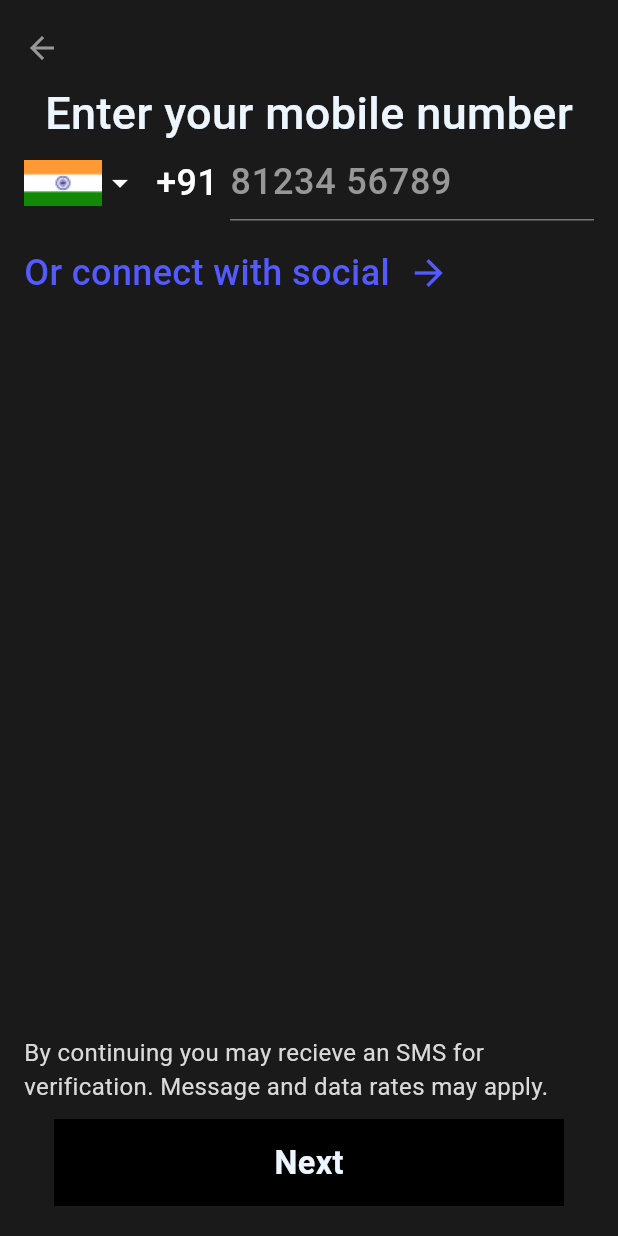
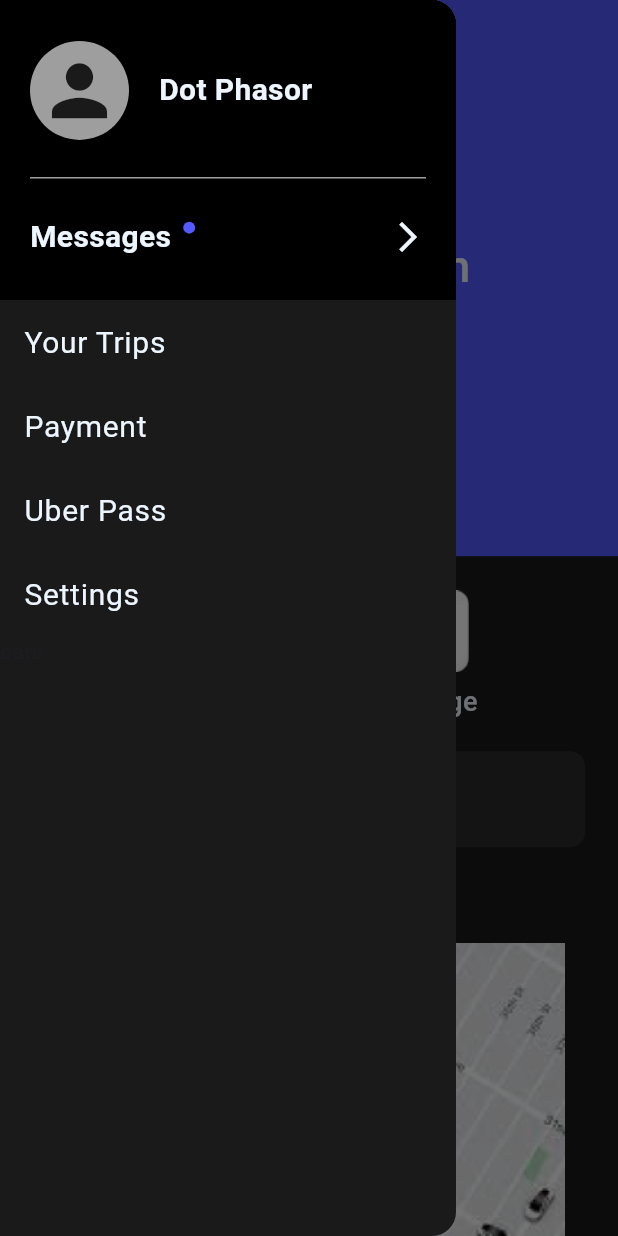
Before and after one commit to Sahil-Kundaliya/Uber-App-Clone, a Flutter app: the screen it shows after launch, with the side drawer open (before the commit the screen has no drawer), on a phone screen of 412 x 824 dp. Run offline on Flutter 3.47's test engine with Material 3 defaults, Android fonts, the phone set to English and light mode, and no system bars; our stand-ins replace flutter_bloc, google_fonts.

Commit message:
home page added
home page added

```diff
--- a/lib/constant/app_images.dart
+++ b/lib/constant/app_images.dart
@@ -8,4 +8,12 @@
   static const authFacebook = 'assets/images/logos_facebook.png';
   static const authPaytm = 'assets/images/Paytm.png';
   static const authGoogle = 'assets/images/auth_google.png';
+
+  // home
+  static const mapWithCars = 'assets/images/map_with_cars.png';
+  static const packageBox = 'assets/images/package_box.png';
+  static const packageLogo = 'assets/images/package_logo.png';
+  static const uberCar = 'assets/images/uber_car.png';
+
+
 }
--- a/lib/constant/app_routes.dart
+++ b/lib/constant/app_routes.dart
@@ -1,5 +1,8 @@
 import 'package:flutter/material.dart';
 import 'package:uber_app_ui_challenge/features/auth/pages/auth_page.dart';
+import 'package:uber_app_ui_challenge/features/home/pages/confirm_package_page.dart';
+import 'package:uber_app_ui_challenge/features/home/pages/home_page.dart';
+import 'package:uber_app_ui_challenge/features/home/pages/select_package_page.dart';
 import 'package:uber_app_ui_challenge/features/splash/pages/splash_page.dart';
 
 class AppRoutes {
@@ -11,6 +14,11 @@
 
   Map<String, Widget Function(BuildContext)> routes = {
     '/': (context) => const SplashScreen(),
-    AuthScreen.authScreen: (context) => AuthScreen(),
+    AuthScreen.authScreen: (context) => const AuthScreen(),
+    HomeScreen.homeScreen: (context) => const HomeScreen(),
+    ConfirmPackageScreen.confirmPackageScreen: (context) =>
+        ConfirmPackageScreen(),
+    SelectPackageScreen.selectPackageScreen: (context) =>
+        const SelectPackageScreen(),
   };
 }
--- /dev/null
+++ b/lib/features/home/cubits/home_cubit.dart
@@ -0,0 +1,14 @@
+import 'package:flutter_bloc/flutter_bloc.dart';
+import 'package:uber_app_ui_challenge/features/home/cubits/home_state.dart';
+
+class HomeCubit extends Cubit<HomeState> {
+  HomeCubit() : super(InitialHomeState());
+
+  bool isSending = true;
+
+  changeSendValue({required bool value}) {
+    isSending = value;
+    print('SSS');
+    emit(UpdateHomeState());
+  }
+}
--- /dev/null
+++ b/lib/features/home/cubits/home_state.dart
@@ -0,0 +1,5 @@
+abstract class HomeState {}
+
+class InitialHomeState extends HomeState {}
+
+class UpdateHomeState extends HomeState {}
--- /dev/null
+++ b/lib/features/home/pages/home_page.dart
@@ -0,0 +1,184 @@
+import 'package:flutter/material.dart';
+import 'package:google_fonts/google_fonts.dart';
+import 'package:uber_app_ui_challenge/constant/app_colors.dart';
+import 'package:uber_app_ui_challenge/constant/app_images.dart';
+import 'package:uber_app_ui_challenge/features/home/pages/select_package_page.dart';
+import 'package:uber_app_ui_challenge/features/home/widgets/common_drawer.dart';
+
+class HomeScreen extends StatelessWidget {
+  const HomeScreen({super.key});
+
+  static const String homeScreen = '/HomeScreen';
+
+  @override
+  Widget build(BuildContext context) {
+    final size = MediaQuery.sizeOf(context);
+    return Scaffold(
+      backgroundColor: AppColors.backgroundColors,
+      drawer: const CommonDrawer(),
+      body: SafeArea(
+        child: Container(
+          height: size.height,
+          width: size.width,
+          child: SingleChildScrollView(
+            child: Column(
+              children: [
+                Container(
+                  height: size.height * 0.45,
+                  width: size.width,
+                  decoration: BoxDecoration(color: AppColors.primary2Colors),
+                  child: Padding(
+                    padding: const EdgeInsets.symmetric(
+                        horizontal: 20, vertical: 25),
+                    child: Column(
+                      crossAxisAlignment: CrossAxisAlignment.start,
+                      children: [
+                        Builder(
+                          builder: (context) => GestureDetector(
+                            onTap: () => Scaffold.of(context).openDrawer(),
+                            child: Icon(
+                              Icons.menu_outlined,
+                              size: 30,
+                              color: Color(0xffEDF6FF),
+                            ),
+                          ),
+                        ),
+                        Padding(
+                          padding: const EdgeInsets.only(top: 15, bottom: 15),
+                          child: Text(
+                            'To find your pickup location\nautomatically, turn on location services',
+                            style: GoogleFonts.roboto(
+                                fontWeight: FontWeight.w500,
+                                fontSize: 30,
+                                color: Color(0xffEDF6FF)),
+                          ),
+                        ),
+                        Container(
+                          decoration: BoxDecoration(
+                              color: AppColors.customBlackColors,
+                              borderRadius: BorderRadius.circular(40)),
+                          child: Padding(
+                            padding: const EdgeInsets.symmetric(
+                                horizontal: 10, vertical: 4),
+                            child: Text(
+                              'Turn on location',
+                              style: GoogleFonts.roboto(
+                                  fontWeight: FontWeight.w300,
+                                  fontSize: 18,
+                                  color: Color(0xffEDF6FF)),
+                            ),
+                          ),
+                        ),
+                      ],
+                    ),
+                  ),
+                ),
+                Padding(
+                  padding: const EdgeInsets.symmetric(vertical: 20),
+                  child: Row(
+                    mainAxisAlignment: MainAxisAlignment.spaceEvenly,
+                    children: [
+                      Column(
+                        children: [
+                          Container(
+                            height: 60,
+                            width: 60,
+                            decoration: BoxDecoration(
+                                borderRadius: BorderRadius.circular(10),
+                                image: DecorationImage(
+                                    image: AssetImage(AppImages.uberCar))),
+                          ),
+                          Padding(
+                            padding: const EdgeInsets.only(top: 4),
+                            child: Text(
+                              'Ride',
+                              style: GoogleFonts.roboto(
+                                  fontWeight: FontWeight.w500,
+                                  fontSize: 18,
+                                  color: Color(0xffEDF6FF)),
+                            ),
+                          )
+                        ],
+                      ),
+                      GestureDetector(
+                        onTap: () {
+                          Navigator.pushNamed(
+                              context, SelectPackageScreen.selectPackageScreen);
+                        },
+                        child: Column(
+                          children: [
+                            Container(
+                              height: 60,
+                              width: 60,
+                              decoration: BoxDecoration(
+                                  borderRadius: BorderRadius.circular(10),
+                                  image: DecorationImage(
+                                      image: AssetImage(AppImages.packageBox))),
+                            ),
+                            Padding(
+                              padding: const EdgeInsets.only(top: 4),
+                              child: Text(
+                                'Package',
+                                style: GoogleFonts.roboto(
+                                    fontWeight: FontWeight.w500,
+                                    fontSize: 18,
+                                    color: Color(0xffEDF6FF)),
+                              ),
+                            )
+                          ],
+                        ),
+                      ),
+                    ],
+                  ),
+                ),
+                Padding(
+                  padding: const EdgeInsets.symmetric(horizontal: 22),
+                  child: Container(
+                    width: size.width,
+                    decoration: BoxDecoration(
+                        color: Color(0xff2B2B2B),
+                        borderRadius: BorderRadius.circular(10)),
+                    child: Padding(
+                      padding: const EdgeInsets.symmetric(
+                          vertical: 15, horizontal: 23),
+                      child: Text(
+                        'Enter pickup point',
+                        style: GoogleFonts.roboto(
+                            fontWeight: FontWeight.w500,
+                            fontSize: 24,
+                            color: Color(0xffEDF6FF)),
+                      ),
+                    ),
+                  ),
+                ),
+                Padding(
+                  padding:
+                      const EdgeInsets.symmetric(horizontal: 22, vertical: 15),
+                  child: Align(
+                    alignment: Alignment.centerLeft,
+                    child: Text(
+                      'Around you',
+                      style: GoogleFonts.roboto(
+                          fontWeight: FontWeight.w500,
+                          fontSize: 24,
+                          color: Color(0xffEDF6FF)),
+                    ),
+                  ),
+                ),
+                Padding(
+                  padding: const EdgeInsets.symmetric(horizontal: 22),
+                  child: Container(
+                    height: 195,
+                    decoration: BoxDecoration(
+                        image: DecorationImage(
+                            image: AssetImage(AppImages.mapWithCars))),
+                  ),
+                )
+              ],
+            ),
+          ),
+        ),
+      ),
+    );
+  }
+}
--- /dev/null
+++ b/lib/features/home/widgets/common_drawer.dart
@@ -0,0 +1,131 @@
+import 'package:flutter/material.dart';
+import 'package:google_fonts/google_fonts.dart';
+import 'package:uber_app_ui_challenge/constant/app_colors.dart';
+
+class CommonDrawer extends StatelessWidget {
+  const CommonDrawer({super.key});
+
+  @override
+  Widget build(BuildContext context) {
+    return Drawer(
+      backgroundColor: AppColors.backgroundColors,
+      child: SafeArea(
+        child: ListView(
+          padding: EdgeInsets.zero,
+          children: [
+            Container(
+              height: 200,
+              color: AppColors.customBlackColors,
+              child: Padding(
+                padding:
+                    const EdgeInsets.symmetric(horizontal: 20, vertical: 10),
+                child: Column(
+                  mainAxisAlignment: MainAxisAlignment.spaceEvenly,
+                  children: [
+                    Row(
+                      children: [
+                        CircleAvatar(
+                          radius: 33,
+                          backgroundColor: Colors.grey,
+                          child: Icon(Icons.person,
+                              size: 55, color: AppColors.backgroundColors),
+                        ),
+                        Padding(
+                          padding: const EdgeInsets.only(left: 20),
+                          child: Text(
+                            'Dot Phasor',
+                            style: GoogleFonts.roboto(
+                              color: const Color(0xffEDF6FF),
+                              fontSize: 20,
+                              fontWeight: FontWeight.bold,
+                            ),
+                          ),
+                        ),
+                      ],
+                    ),
+                    const Divider(
+                      color: Colors.grey,
+                    ),
+                    Row(
+                      mainAxisAlignment: MainAxisAlignment.spaceBetween,
+                      children: [
+                        Row(
+                          crossAxisAlignment: CrossAxisAlignment.start,
+                          children: [
+                            Text(
+                              'Messages',
+                              style: GoogleFonts.roboto(
+                                color: const Color(0xffEDF6FF),
+                                fontSize: 20,
+                                fontWeight: FontWeight.w600,
+                              ),
+                            ),
+                            Padding(
+                              padding: const EdgeInsets.only(top: 4, left: 8),
+                              child: CircleAvatar(
+                                radius: 4,
+                                backgroundColor: AppColors.primary2Colors,
+                              ),
+                            )
+                          ],
+                        ),
+                        Icon(
+                          Icons.arrow_forward_ios,
+                          color: const Color(0xffEDF6FF),
+                        )
+                      ],
+                    )
+                  ],
+                ),
+              ),
+            ),
+            ListTile(
+              title: Text(
+                'Your Trips',
+                style: GoogleFonts.roboto(
+                    fontSize: 20, color: const Color(0xffEDF6FF)),
+              ),
+              onTap: () {
+                Navigator.pop(context);
+              },
+            ),
+            ListTile(
+              title: Text(
+                'Payment',
+                style: GoogleFonts.roboto(
+                    fontSize: 20, color: const Color(0xffEDF6FF)),
+              ),
+              onTap: () {
+                Navigator.pop(context);
+              },
+            ),
+            ListTile(
+              title: Text(
+                'Uber Pass',
+                style: GoogleFonts.roboto(
+                    fontSize: 20, color: const Color(0xffEDF6FF)),
+              ),
+              onTap: () {
+                Navigator.pop(context);
+              },
+            ),
+            ListTile(
+              title: Text(
+                'Settings',
+                style: GoogleFonts.roboto(
+                    fontSize: 20, color: const Color(0xffEDF6FF)),
+              ),
+              onTap: () {
+                Navigator.pop(context);
+              },
+            ),
+            Expanded(
+                child: Row(
+              children: [Text('data')],
+            ))
+          ],
+        ),
+      ),
+    );
+  }
+}
--- a/lib/main.dart
+++ b/lib/main.dart
@@ -1,7 +1,8 @@
 import 'package:flutter/material.dart';
+import 'package:flutter_bloc/flutter_bloc.dart';
 import 'package:uber_app_ui_challenge/constant/app_routes.dart';
-import 'package:uber_app_ui_challenge/features/auth/pages/auth_page.dart';
-import 'package:uber_app_ui_challenge/features/splash/pages/splash_page.dart';
+import 'package:uber_app_ui_challenge/features/home/cubits/home_cubit.dart';
+import 'package:uber_app_ui_challenge/features/home/pages/home_page.dart';
 
 void main() {
   runApp(const MyApp());
@@ -12,7 +13,9 @@
 
   @override
   Widget build(BuildContext context) {
-    return MaterialApp(
+    return BlocProvider(
+      create: (context) => HomeCubit(),
+      child: MaterialApp(
         title: 'Flutter Demo',
         theme: ThemeData(
           colorScheme: ColorScheme.fromSeed(seedColor: Colors.deepPurple),
@@ -21,7 +24,8 @@
         // home: const SplashScreen(),
         routes: AppRoutes.instance.routes,
         // initialRoute: AppRoutes.instance.splashPage,
-      initialRoute: AuthScreen.authScreen,
+        initialRoute: HomeScreen.homeScreen,
+      ),
     );
   }
 }
```
Also changed, not shown: lib/features/auth/cubits/auth_cubit.dart (+7 -2 lines), lib/features/home/pages/confirm_package_page.dart (added, +191 -0 lines), lib/features/home/pages/select_package_page.dart (added, +152 -0 lines), assets/images/map_with_cars.png (added), assets/images/package_box.png (added), assets/images/package_logo.png (added), assets/images/uber_car.png (added). Lines whose indentation alone changed are shown as unchanged.
